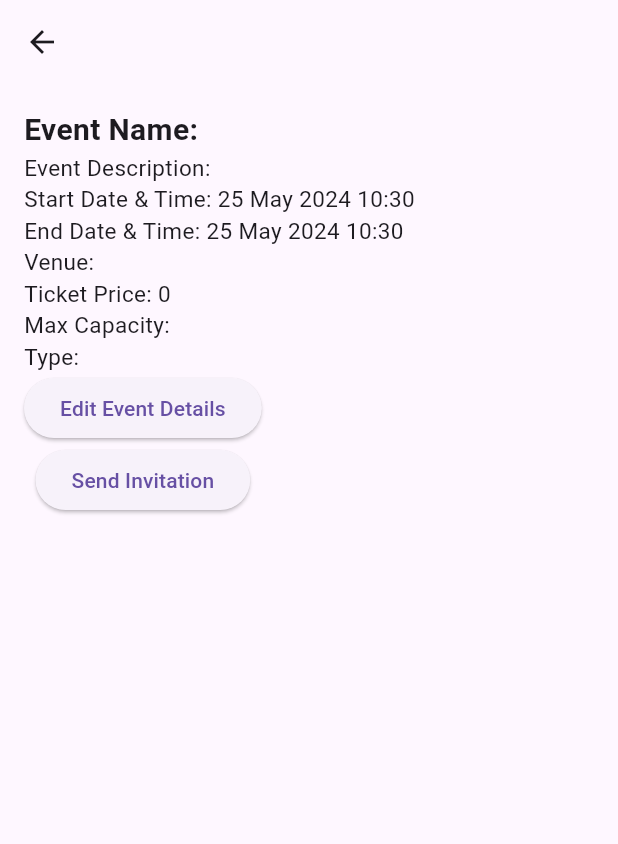
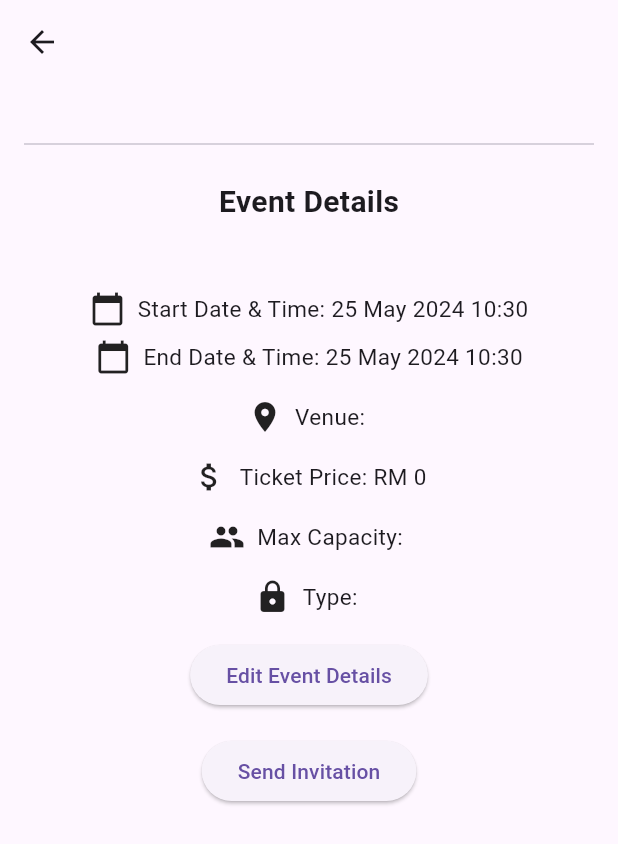
Before and after one commit to GaafarDev/Event-Invitation-App-Invit-, a Flutter app: the EventDetailsScreen screen opened directly with empty values, on a phone screen of 412 x 824 dp. Shown: the top 844 px of the screen. Run offline on Flutter 3.47's test engine with Material 3 defaults, Android fonts, the phone set to English and light mode, and no system bars; our stand-ins replace animated_bottom_navigation_bar, cloud_firestore, firebase_auth, firebase_core; accounts and stored records are empty.

Commit message:
Made the event details abit organized

```diff
--- a/lib/features/events/view_event_details.dart
+++ b/lib/features/events/view_event_details.dart
@@ -18,47 +18,101 @@ class EventDetailsScreen extends StatelessWidget {
       ),
       body: Padding(
         padding: const EdgeInsets.all(16.0),
+        child: Center(
           child: Column(
-          crossAxisAlignment: CrossAxisAlignment.start,
+            crossAxisAlignment: CrossAxisAlignment.center,
             children: <Widget>[
+              SizedBox(height: 16),
+              Divider(),
+              SizedBox(height: 16),
               Text(
-              'Event Name: ${eventData['name']}',
+                'Event Details',
                 style: TextStyle(fontSize: 20, fontWeight: FontWeight.bold),
               ),
+              SizedBox(height: 8),
               Text(
-              'Event Description: ${eventData['description']}',
+                eventData['description'],
                 style: TextStyle(fontSize: 15),
               ),
+              SizedBox(height: 16),
+              Row(
+                mainAxisAlignment: MainAxisAlignment.center,
+                children: [
+                  Icon(Icons.calendar_today),
+                  SizedBox(width: 8),
                   Text(
                     'Start Date & Time: ${DateFormat('d MMM yyyy HH:mm').format(eventData['start_date'].toDate())}',
                     style: TextStyle(fontSize: 15),
                   ),
+                ],
+              ),
+              SizedBox(height: 8),
+              Row(
+                mainAxisAlignment: MainAxisAlignment.center,
+                children: [
+                  Icon(Icons.calendar_today),
+                  SizedBox(width: 8),
                   Text(
                     'End Date & Time: ${DateFormat('d MMM yyyy HH:mm').format(eventData['end_date'].toDate())}',
                     style: TextStyle(fontSize: 15),
                   ),
+                ],
+              ),
+              SizedBox(height: 16),
+              Row(
+                mainAxisAlignment: MainAxisAlignment.center,
+                children: [
+                  Icon(Icons.location_on),
+                  SizedBox(width: 8),
                   Text(
                     'Venue: ${eventData['venue']}',
                     style: TextStyle(fontSize: 15),
                   ),
+                ],
+              ),
+              SizedBox(height: 16),
+              Row(
+                mainAxisAlignment: MainAxisAlignment.center,
+                children: [
+                  Icon(Icons.attach_money),
+                  SizedBox(width: 8),
                   Text(
-              'Ticket Price: ${eventData['ticket_price']}',
+                    'Ticket Price: RM ${eventData['ticket_price']}',
                     style: TextStyle(fontSize: 15),
                   ),
+                ],
+              ),
+              SizedBox(height: 16),
+              Row(
+                mainAxisAlignment: MainAxisAlignment.center,
+                children: [
+                  Icon(Icons.people),
+                  SizedBox(width: 8),
                   Text(
                     'Max Capacity: ${eventData['max_capacity']}',
                     style: TextStyle(fontSize: 15),
                   ),
+                ],
+              ),
+              SizedBox(height: 16),
+              Row(
+                mainAxisAlignment: MainAxisAlignment.center,
+                children: [
+                  Icon(Icons.lock),
+                  SizedBox(width: 8),
                   Text(
                     'Type: ${eventData['type']}',
                     style: TextStyle(fontSize: 15),
                   ),
-            if (eventData['user_id'] == FirebaseAuth.instance.currentUser!.uid)
+                ],
+              ),
+              SizedBox(height: 16),
+              if (eventData['user_id'] ==
+                  FirebaseAuth.instance.currentUser!.uid)
                 Column(
                   children: [
                     ElevatedButton(
                       onPressed: () {
-                      // Navigate to the edit event details screen
                         Navigator.push(
                           context,
                           MaterialPageRoute(
@@ -69,6 +123,7 @@ class EventDetailsScreen extends StatelessWidget {
                       },
                       child: Text('Edit Event Details'),
                     ),
+                    SizedBox(height: 16),
                     ElevatedButton(
                       onPressed: () {
                         Navigator.push(
@@ -86,6 +141,7 @@ class EventDetailsScreen extends StatelessWidget {
             ],
           ),
         ),
+      ),
     );
   }
 }
```
Lines whose indentation alone changed are shown as unchanged.
